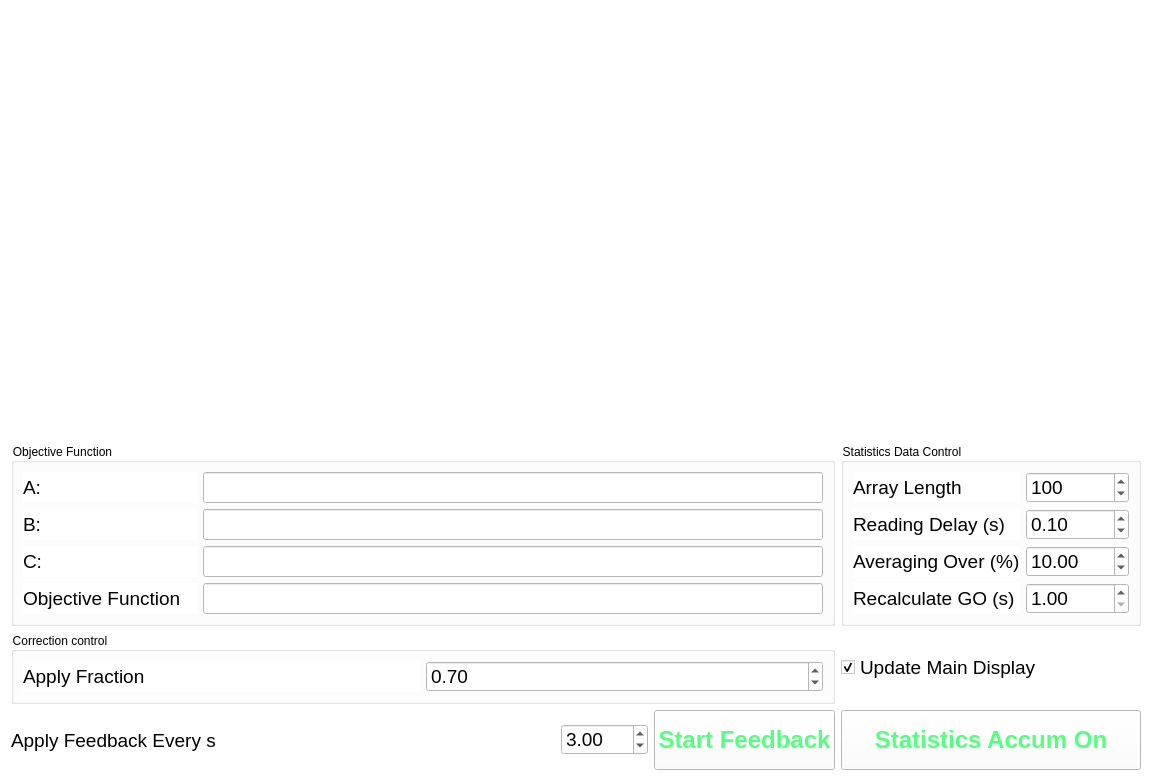
The window that gui/UIadaptive_feedback.ui (sergey-tomin/manul) describes before a commit, drawn with Qt 5.
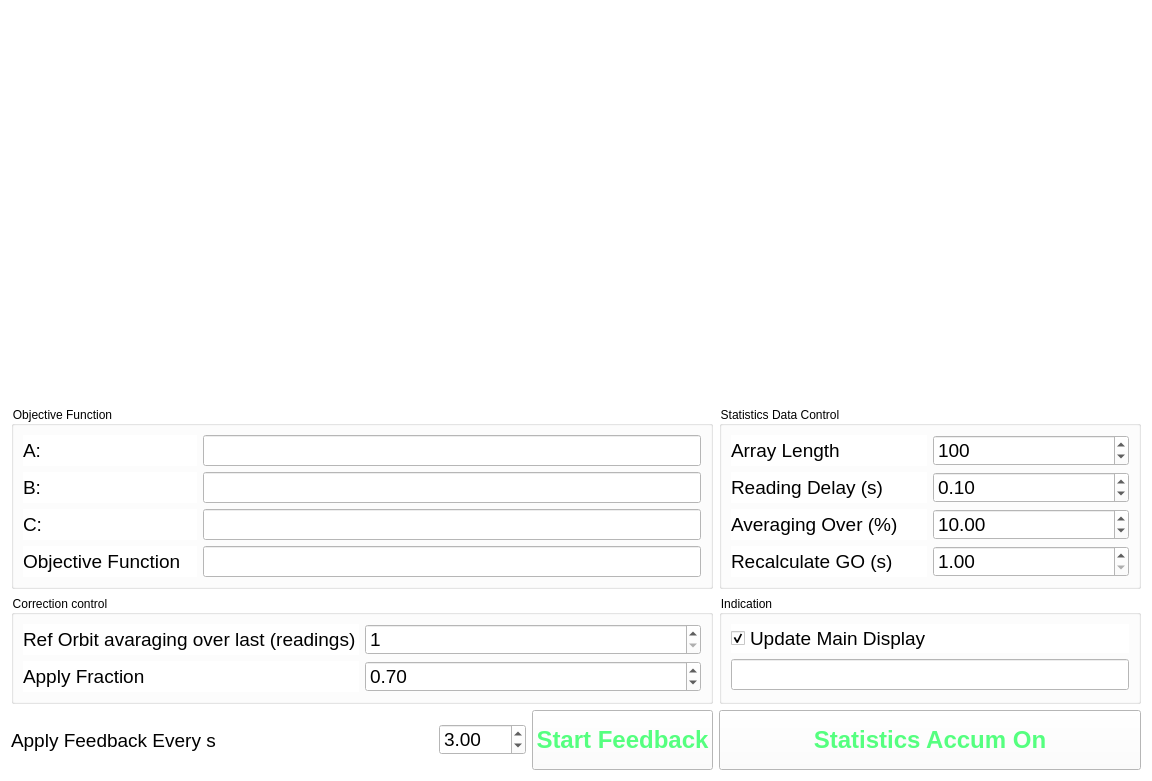
The same window after the commit.

Commit message: update adaptive feedback

```diff
--- a/gui/UIadaptive_feedback.ui
+++ b/gui/UIadaptive_feedback.ui
@@ -28,17 +28,71 @@
   <layout class="QGridLayout" name="gridLayout_2">
    <item row="0" column="0">
     <layout class="QGridLayout" name="gridLayout">
-     <item row="0" column="3">
-      <widget class="QWidget" name="widget_2" native="true">
+     <item row="13" column="2">
+      <widget class="QPushButton" name="pb_start_feedback">
        <property name="minimumSize">
         <size>
-         <width>300</width>
-         <height>0</height>
+         <width>150</width>
+         <height>60</height>
         </size>
        </property>
+       <property name="font">
+        <font>
+         <pointsize>18</pointsize>
+         <weight>75</weight>
+         <bold>true</bold>
+        </font>
+       </property>
+       <property name="styleSheet">
+        <string notr="true">color: rgb(85, 255, 127);</string>
+       </property>
+       <property name="text">
+        <string>Start Feedback</string>
+       </property>
       </widget>
      </item>
-     <item row="10" column="1">
+     <item row="13" column="0">
+      <widget class="QLabel" name="label_8">
+       <property name="sizePolicy">
+        <sizepolicy hsizetype="Expanding" vsizetype="Preferred">
+         <horstretch>0</horstretch>
+         <verstretch>0</verstretch>
+        </sizepolicy>
+       </property>
+       <property name="font">
+        <font>
+         <pointsize>14</pointsize>
+        </font>
+       </property>
+       <property name="text">
+        <string>Apply Feedback Every s  </string>
+       </property>
+      </widget>
+     </item>
+     <item row="13" column="3">
+      <widget class="QPushButton" name="pb_start_statistics">
+       <property name="minimumSize">
+        <size>
+         <width>150</width>
+         <height>60</height>
+        </size>
+       </property>
+       <property name="font">
+        <font>
+         <pointsize>18</pointsize>
+         <weight>75</weight>
+         <bold>true</bold>
+        </font>
+       </property>
+       <property name="styleSheet">
+        <string notr="true">color: rgb(85, 255, 127);</string>
+       </property>
+       <property name="text">
+        <string>Statistics Accum On</string>
+       </property>
+      </widget>
+     </item>
+     <item row="13" column="1">
       <widget class="QDoubleSpinBox" name="sb_feedback_rep">
        <property name="font">
         <font>
@@ -62,67 +116,13 @@
        </property>
       </widget>
      </item>
-     <item row="10" column="3">
-      <widget class="QPushButton" name="pb_start_statistics">
+     <item row="0" column="3">
+      <widget class="QWidget" name="widget_2" native="true">
        <property name="minimumSize">
         <size>
-         <width>150</width>
-         <height>60</height>
+         <width>300</width>
+         <height>0</height>
         </size>
-       </property>
-       <property name="font">
-        <font>
-         <pointsize>18</pointsize>
-         <weight>75</weight>
-         <bold>true</bold>
-        </font>
-       </property>
-       <property name="styleSheet">
-        <string notr="true">color: rgb(85, 255, 127);</string>
-       </property>
-       <property name="text">
-        <string>Statistics Accum On</string>
-       </property>
-      </widget>
-     </item>
-     <item row="10" column="0">
-      <widget class="QLabel" name="label_8">
-       <property name="sizePolicy">
-        <sizepolicy hsizetype="Expanding" vsizetype="Preferred">
-         <horstretch>0</horstretch>
-         <verstretch>0</verstretch>
-        </sizepolicy>
-       </property>
-       <property name="font">
-        <font>
-         <pointsize>14</pointsize>
-        </font>
-       </property>
-       <property name="text">
-        <string>Apply Feedback Every s  </string>
-       </property>
-      </widget>
-     </item>
-     <item row="10" column="2">
-      <widget class="QPushButton" name="pb_start_feedback">
-       <property name="minimumSize">
-        <size>
-         <width>150</width>
-         <height>60</height>
-        </size>
-       </property>
-       <property name="font">
-        <font>
-         <pointsize>18</pointsize>
-         <weight>75</weight>
-         <bold>true</bold>
-        </font>
-       </property>
-       <property name="styleSheet">
-        <string notr="true">color: rgb(85, 255, 127);</string>
-       </property>
-       <property name="text">
-        <string>Start Feedback</string>
        </property>
       </widget>
      </item>
@@ -408,7 +408,7 @@
        </layout>
       </widget>
      </item>
-     <item row="6" column="0" colspan="3">
+     <item row="7" column="0" colspan="3">
       <widget class="QGroupBox" name="groupBox_3">
        <property name="title">
         <string>Correction control</string>
@@ -447,22 +447,197 @@
           </property>
          </widget>
         </item>
+        <item row="0" column="1">
+         <widget class="QDoubleSpinBox" name="sb_ref_orbit_nread">
+          <property name="font">
+           <font>
+            <pointsize>14</pointsize>
+           </font>
+          </property>
+          <property name="locale">
+           <locale language="English" country="UnitedStates"/>
+          </property>
+          <property name="decimals">
+           <number>0</number>
+          </property>
+          <property name="minimum">
+           <double>1.000000000000000</double>
+          </property>
+          <property name="maximum">
+           <double>100.000000000000000</double>
+          </property>
+          <property name="singleStep">
+           <double>1.000000000000000</double>
+          </property>
+          <property name="value">
+           <double>1.000000000000000</double>
+          </property>
+         </widget>
+        </item>
+        <item row="0" column="0">
+         <widget class="QLabel" name="label_11">
+          <property name="font">
+           <font>
+            <pointsize>14</pointsize>
+           </font>
+          </property>
+          <property name="text">
+           <string>Ref Orbit avaraging over last (readings)</string>
+          </property>
+         </widget>
+        </item>
        </layout>
       </widget>
      </item>
-     <item row="6" column="3">
-      <widget class="QCheckBox" name="cb_update_display">
-       <property name="font">
-        <font>
-         <pointsize>14</pointsize>
-        </font>
+     <item row="7" column="3">
+      <widget class="QGroupBox" name="groupBox_4">
+       <property name="title">
+        <string>Indication</string>
        </property>
-       <property name="text">
-        <string>Update Main Display</string>
-       </property>
-       <property name="checked">
-        <bool>true</bool>
-       </property>
+       <layout class="QGridLayout" name="gridLayout_9">
+        <item row="0" column="0">
+         <widget class="QCheckBox" name="cb_update_display">
+          <property name="font">
+           <font>
+            <pointsize>14</pointsize>
+           </font>
+          </property>
+          <property name="text">
+           <string>Update Main Display</string>
+          </property>
+          <property name="checked">
+           <bool>true</bool>
+          </property>
+         </widget>
+        </item>
+        <item row="1" column="0">
+         <widget class="QLineEdit" name="le_warn">
+          <property name="palette">
+           <palette>
+            <active>
+             <colorrole role="Button">
+              <brush brushstyle="SolidPattern">
+               <color alpha="255">
+                <red>255</red>
+                <green>255</green>
+                <blue>255</blue>
+               </color>
+              </brush>
+             </colorrole>
+             <colorrole role="Text">
+              <brush brushstyle="SolidPattern">
+               <color alpha="255">
+                <red>255</red>
+                <green>0</green>
+                <blue>0</blue>
+               </color>
+              </brush>
+             </colorrole>
+             <colorrole role="Base">
+              <brush brushstyle="SolidPattern">
+               <color alpha="255">
+                <red>255</red>
+                <green>255</green>
+                <blue>255</blue>
+               </color>
+              </brush>
+             </colorrole>
+             <colorrole role="Window">
+              <brush brushstyle="SolidPattern">
+               <color alpha="255">
+                <red>255</red>
+                <green>255</green>
+                <blue>255</blue>
+               </color>
+              </brush>
+             </colorrole>
+            </active>
+            <inactive>
+             <colorrole role="Button">
+              <brush brushstyle="SolidPattern">
+               <color alpha="255">
+                <red>255</red>
+                <green>255</green>
+                <blue>255</blue>
+               </color>
+              </brush>
+             </colorrole>
+             <colorrole role="Text">
+              <brush brushstyle="SolidPattern">
+               <color alpha="255">
+                <red>255</red>
+                <green>0</green>
+                <blue>0</blue>
+               </color>
+              </brush>
+             </colorrole>
+             <colorrole role="Base">
+              <brush brushstyle="SolidPattern">
+               <color alpha="255">
+                <red>255</red>
+                <green>255</green>
+                <blue>255</blue>
+               </color>
+              </brush>
+             </colorrole>
+             <colorrole role="Window">
+              <brush brushstyle="SolidPattern">
+               <color alpha="255">
+                <red>255</red>
+                <green>255</green>
+                <blue>255</blue>
+               </color>
+              </brush>
+             </colorrole>
+            </inactive>
+            <disabled>
+             <colorrole role="Button">
+              <brush brushstyle="SolidPattern">
+               <color alpha="255">
+                <red>255</red>
+                <green>255</green>
+                <blue>255</blue>
+               </color>
+              </brush>
+             </colorrole>
+             <colorrole role="Text">
+              <brush brushstyle="SolidPattern">
+               <color alpha="255">
+                <red>120</red>
+                <green>120</green>
+                <blue>120</blue>
+               </color>
+              </brush>
+             </colorrole>
+             <colorrole role="Base">
+              <brush brushstyle="SolidPattern">
+               <color alpha="255">
+                <red>255</red>
+                <green>255</green>
+                <blue>255</blue>
+               </color>
+              </brush>
+             </colorrole>
+             <colorrole role="Window">
+              <brush brushstyle="SolidPattern">
+               <color alpha="255">
+                <red>255</red>
+                <green>255</green>
+                <blue>255</blue>
+               </color>
+              </brush>
+             </colorrole>
+            </disabled>
+           </palette>
+          </property>
+          <property name="font">
+           <font>
+            <pointsize>14</pointsize>
+           </font>
+          </property>
+         </widget>
+        </item>
+       </layout>
       </widget>
      </item>
     </layout>
```
The commit also changes 2 other files.
